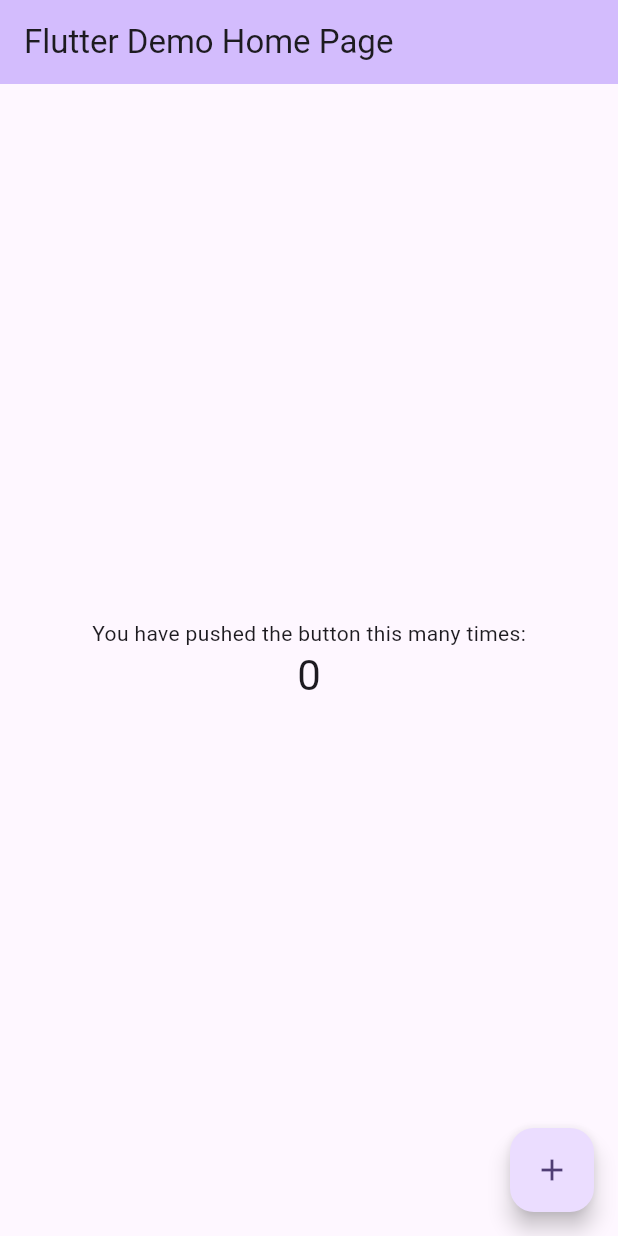
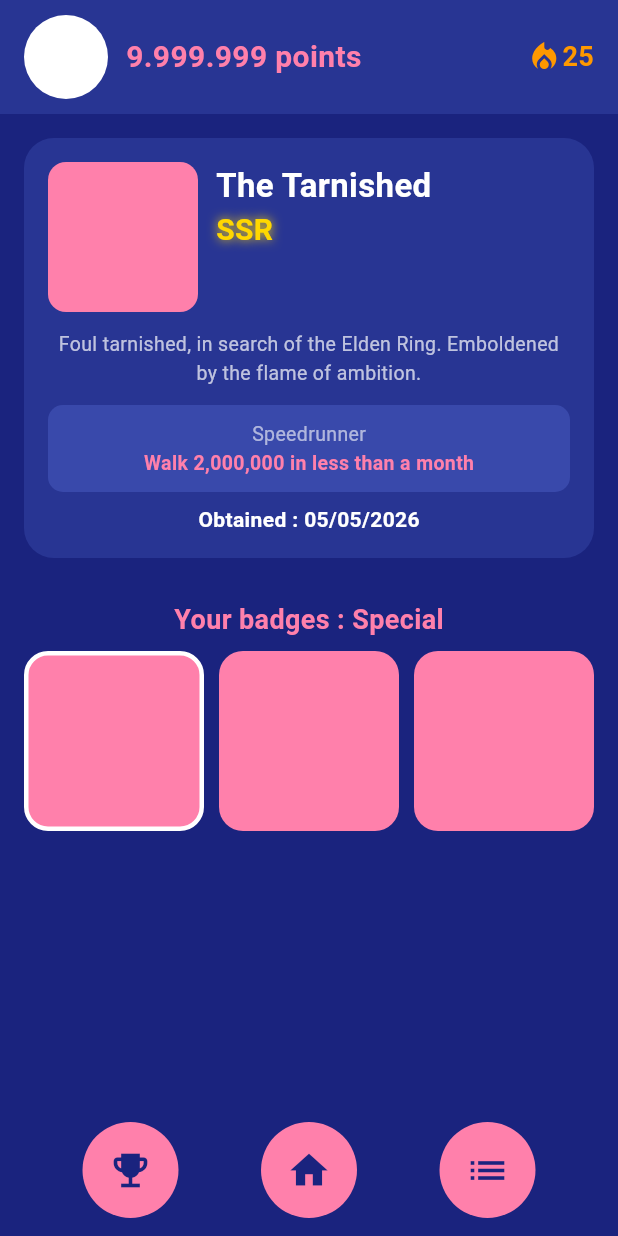
Before and after one commit to TokitaRyo/ecollection, a Flutter app: the screen it shows after launch, on a phone screen of 412 x 824 dp. Run offline on Flutter 3.47's test engine with Material 3 defaults, Android fonts, the phone set to English and light mode, and no system bars.

Commit message:
change badge

```diff
--- /dev/null
+++ b/lib/badge.dart
@@ -0,0 +1,299 @@
+import 'package:flutter/material.dart';
+
+// バッジのデータモデル
+class Badge {
+  final String name;
+  final String rarity;
+  final String description;
+  final String condition;
+  final String obtainedDate;
+  final Color rarityColor;
+
+  Badge({
+    required this.name,
+    required this.rarity,
+    required this.description,
+    required this.condition,
+    required this.obtainedDate,
+    required this.rarityColor,
+  });
+}
+
+class BadgeListScreen extends StatefulWidget {
+  @override
+  State<BadgeListScreen> createState() => _BadgeListScreenState();
+}
+
+class _BadgeListScreenState extends State<BadgeListScreen> {
+  int _selectedIndex = 0;
+
+  // サンプルバッジデータ
+  final List<Badge> badges = [
+    Badge(
+      name: 'The Tarnished',
+      rarity: 'SSR',
+      description:
+          'Foul tarnished, in search of the Elden Ring. Emboldened by the flame of ambition.',
+      condition: 'Walk 2,000,000 in less than a month',
+      obtainedDate: '05/05/2026',
+      rarityColor: Color(0xFFFFD700),
+    ),
+    Badge(
+      name: 'First Step',
+      rarity: 'Common',
+      description: 'Your journey begins with a single step.',
+      condition: 'Complete your first eco task',
+      obtainedDate: '01/05/2026',
+      rarityColor: Color(0xFF9E9E9E),
+    ),
+    Badge(
+      name: 'Ocean Hero',
+      rarity: 'Epic',
+      description: 'Guardian of the seas.',
+      condition: 'Pick up litter 10 times',
+      obtainedDate: '03/05/2026',
+      rarityColor: Color(0xFF6A1B9A),
+    ),
+  ];
+
+  @override
+  Widget build(BuildContext context) {
+    final selected = badges[_selectedIndex];
+
+    return Scaffold(
+      backgroundColor: Color(0xFF1A237E),
+      body: SafeArea(
+        child: Column(
+          children: [
+            // ── スコアバー ──
+            _buildScoreBar(),
+
+            // ── 選択中バッジの詳細カード ──
+            _buildBadgeDetailCard(selected),
+
+            SizedBox(height: 12),
+
+            // ── バッジグリッド ──
+            Expanded(child: _buildBadgeGrid()),
+          ],
+        ),
+      ),
+
+      // ── 下部ナビ ──
+      bottomNavigationBar: _buildBottomNav(),
+    );
+  }
+
+  // スコアバー
+  Widget _buildScoreBar() {
+    return Container(
+      padding: EdgeInsets.symmetric(horizontal: 16, vertical: 10),
+      color: Color(0xFF283593),
+      child: Row(
+        children: [
+          // プロフィール画像
+          CircleAvatar(radius: 28, backgroundColor: Colors.white),
+          SizedBox(width: 12),
+          // スコア
+          Text(
+            '9.999.999 points',
+            style: TextStyle(
+              color: Color(0xFFFF80AB),
+              fontSize: 20,
+              fontWeight: FontWeight.bold,
+            ),
+          ),
+          Spacer(),
+          // ストリーク
+          Icon(Icons.local_fire_department, color: Colors.orange),
+          Text(
+            '25',
+            style: TextStyle(
+              color: Colors.orange,
+              fontSize: 18,
+              fontWeight: FontWeight.bold,
+            ),
+          ),
+        ],
+      ),
+    );
+  }
+
+  // バッジ詳細カード
+  Widget _buildBadgeDetailCard(Badge badge) {
+    return Container(
+      margin: EdgeInsets.all(16),
+      padding: EdgeInsets.all(16),
+      decoration: BoxDecoration(
+        color: Color(0xFF283593),
+        borderRadius: BorderRadius.circular(20),
+      ),
+      child: Column(
+        crossAxisAlignment: CrossAxisAlignment.start,
+        children: [
+          Row(
+            crossAxisAlignment: CrossAxisAlignment.start,
+            children: [
+              // バッジ画像
+              Container(
+                width: 100,
+                height: 100,
+                decoration: BoxDecoration(
+                  color: Color(0xFFFF80AB),
+                  borderRadius: BorderRadius.circular(12),
+                ),
+                // Image.asset('assets/badges/${badge.name}.png') に変更可能
+              ),
+              SizedBox(width: 12),
+              Expanded(
+                child: Column(
+                  crossAxisAlignment: CrossAxisAlignment.start,
+                  children: [
+                    Text(
+                      badge.name,
+                      style: TextStyle(
+                        color: Colors.white,
+                        fontSize: 22,
+                        fontWeight: FontWeight.bold,
+                      ),
+                    ),
+                    // レアリティ表示
+                    Text(
+                      badge.rarity,
+                      style: TextStyle(
+                        color: badge.rarityColor,
+                        fontSize: 20,
+                        fontWeight: FontWeight.bold,
+                        shadows: [
+                          Shadow(color: badge.rarityColor, blurRadius: 8),
+                        ],
+                      ),
+                    ),
+                  ],
+                ),
+              ),
+            ],
+          ),
+          SizedBox(height: 12),
+          // 説明文
+          Text(
+            badge.description,
+            style: TextStyle(color: Colors.white70, fontSize: 13),
+            textAlign: TextAlign.center,
+          ),
+          SizedBox(height: 12),
+          // 取得条件
+          Container(
+            width: double.infinity,
+            padding: EdgeInsets.all(10),
+            decoration: BoxDecoration(
+              color: Color(0xFF3949AB),
+              borderRadius: BorderRadius.circular(10),
+            ),
+            child: Column(
+              children: [
+                Text(
+                  'Speedrunner',
+                  style: TextStyle(color: Colors.white60, fontSize: 13),
+                ),
+                Text(
+                  badge.condition,
+                  style: TextStyle(
+                    color: Color(0xFFFF80AB),
+                    fontWeight: FontWeight.bold,
+                    fontSize: 13,
+                  ),
+                ),
+              ],
+            ),
+          ),
+          SizedBox(height: 8),
+          // 取得日
+          Center(
+            child: Text(
+              'Obtained : ${badge.obtainedDate}',
+              style: TextStyle(
+                color: Colors.white,
+                fontWeight: FontWeight.bold,
+              ),
+            ),
+          ),
+        ],
+      ),
+    );
+  }
+
+  // バッジグリッド
+  Widget _buildBadgeGrid() {
+    return Column(
+      children: [
+        Text(
+          'Your badges : Special',
+          style: TextStyle(
+            color: Color(0xFFFF80AB),
+            fontSize: 18,
+            fontWeight: FontWeight.bold,
+          ),
+        ),
+        SizedBox(height: 8),
+        Expanded(
+          child: GridView.builder(
+            padding: EdgeInsets.symmetric(horizontal: 16),
+            gridDelegate: SliverGridDelegateWithFixedCrossAxisCount(
+              crossAxisCount: 3,
+              crossAxisSpacing: 10,
+              mainAxisSpacing: 10,
+            ),
+            itemCount: badges.length,
+            itemBuilder: (context, index) {
+              return GestureDetector(
+                onTap: () => setState(() => _selectedIndex = index),
+                child: Container(
+                  decoration: BoxDecoration(
+                    color: Color(0xFFFF80AB),
+                    borderRadius: BorderRadius.circular(16),
+                    border: _selectedIndex == index
+                        ? Border.all(color: Colors.white, width: 3)
+                        : null,
+                  ),
+                  // Image.asset('assets/badges/...') に変更可能
+                ),
+              );
+            },
+          ),
+        ),
+      ],
+    );
+  }
+
+  // 下部ナビ
+  Widget _buildBottomNav() {
+    return Container(
+      padding: EdgeInsets.symmetric(vertical: 12),
+      decoration: BoxDecoration(
+        color: Color(0xFF1A237E),
+        borderRadius: BorderRadius.vertical(top: Radius.circular(30)),
+      ),
+      child: Row(
+        mainAxisAlignment: MainAxisAlignment.spaceEvenly,
+        children: [
+          _navButton(Icons.emoji_events),
+          _navButton(Icons.home),
+          _navButton(Icons.list),
+        ],
+      ),
+    );
+  }
+
+  Widget _navButton(IconData icon) {
+    return Container(
+      width: 64,
+      height: 64,
+      decoration: BoxDecoration(
+        color: Color(0xFFFF80AB),
+        shape: BoxShape.circle,
+      ),
+      child: Icon(icon, color: Color(0xFF1A237E), size: 30),
+    );
+  }
+}
--- a/lib/main.dart
+++ b/lib/main.dart
@@ -1,7 +1,8 @@
 import 'package:flutter/material.dart';
+import 'badge.dart';
 
 void main() {
-  runApp(const MyApp());
+  runApp(MaterialApp(home: BadgeListScreen()));
 }
 
 class MyApp extends StatelessWidget {
```
